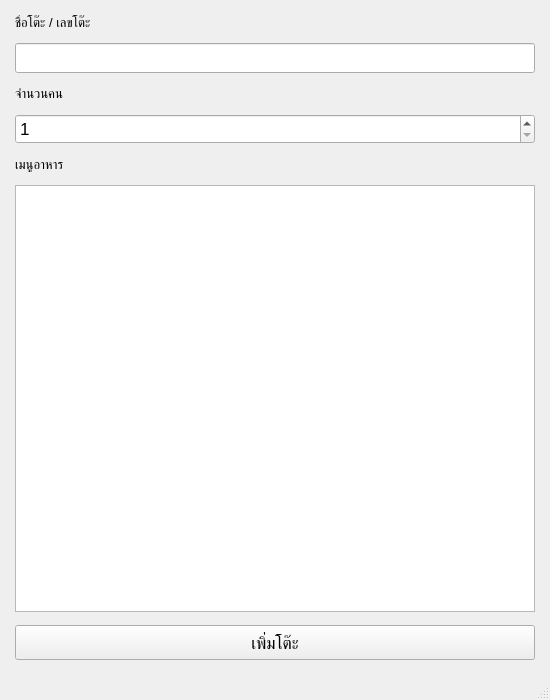
kantee2540/RestaurantManage, file addtable.ui: the form before one commit.
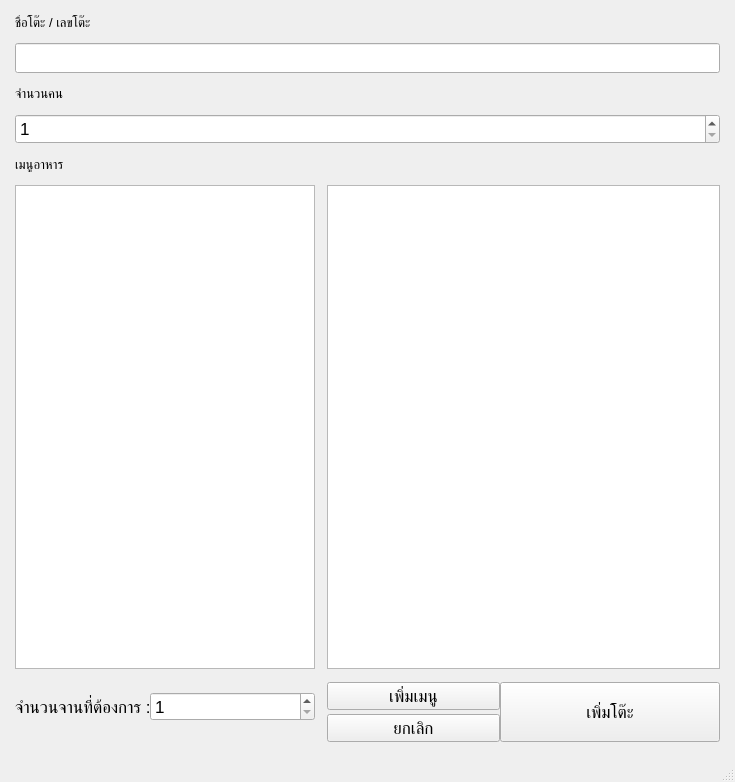
The form after the commit.

Commit message: Add food menu feature

What changed in the file:
```diff
--- a/addtable.ui
+++ b/addtable.ui
@@ -6,20 +6,20 @@
    <rect>
     <x>0</x>
     <y>0</y>
-    <width>550</width>
-    <height>700</height>
+    <width>735</width>
+    <height>782</height>
    </rect>
   </property>
   <property name="minimumSize">
    <size>
-    <width>550</width>
-    <height>700</height>
+    <width>735</width>
+    <height>782</height>
    </size>
   </property>
   <property name="maximumSize">
    <size>
-    <width>550</width>
-    <height>700</height>
+    <width>735</width>
+    <height>782</height>
    </size>
   </property>
   <property name="font">
@@ -47,6 +47,49 @@
     <property name="verticalSpacing">
      <number>13</number>
     </property>
+    <item row="8" column="2" rowspan="2">
+     <layout class="QGridLayout" name="gridLayout_2">
+      <item row="2" column="1">
+       <widget class="QPushButton" name="cancel_button">
+        <property name="maximumSize">
+         <size>
+          <width>173</width>
+          <height>29</height>
+         </size>
+        </property>
+        <property name="text">
+         <string>ยกเลิก</string>
+        </property>
+       </widget>
+      </item>
+      <item row="0" column="1">
+       <widget class="QPushButton" name="add_menu_button">
+        <property name="maximumSize">
+         <size>
+          <width>173</width>
+          <height>29</height>
+         </size>
+        </property>
+        <property name="text">
+         <string>เพิ่มเมนู</string>
+        </property>
+       </widget>
+      </item>
+      <item row="0" column="2" rowspan="3">
+       <widget class="QPushButton" name="add_table_button">
+        <property name="minimumSize">
+         <size>
+          <width>0</width>
+          <height>60</height>
+         </size>
+        </property>
+        <property name="text">
+         <string>เพิ่มโต๊ะ</string>
+        </property>
+       </widget>
+      </item>
+     </layout>
+    </item>
     <item row="0" column="0">
      <widget class="QLabel" name="label">
       <property name="font">
@@ -59,7 +102,7 @@
       </property>
      </widget>
     </item>
-    <item row="1" column="0" colspan="2">
+    <item row="1" column="0" colspan="3">
      <widget class="QLineEdit" name="table_name_lineedit">
       <property name="minimumSize">
        <size>
@@ -95,7 +138,26 @@
       </property>
      </widget>
     </item>
-    <item row="3" column="0" colspan="2">
+    <item row="5" column="2">
+     <widget class="QTableView" name="result_table"/>
+    </item>
+    <item row="5" column="0">
+     <widget class="QTableView" name="menu_table">
+      <property name="minimumSize">
+       <size>
+        <width>250</width>
+        <height>0</height>
+       </size>
+      </property>
+      <property name="maximumSize">
+       <size>
+        <width>300</width>
+        <height>16777215</height>
+       </size>
+      </property>
+     </widget>
+    </item>
+    <item row="3" column="0" colspan="3">
      <widget class="QSpinBox" name="person_spinBox">
       <property name="minimumSize">
        <size>
@@ -129,27 +191,29 @@
       </property>
      </widget>
     </item>
-    <item row="5" column="0" colspan="2">
-     <widget class="QTableView" name="menu_table"/>
-    </item>
-    <item row="6" column="0" colspan="2">
-     <widget class="QPushButton" name="add_table_button">
-      <property name="minimumSize">
-       <size>
-        <width>0</width>
-        <height>35</height>
-       </size>
+    <item row="8" column="0">
+     <layout class="QFormLayout" name="formLayout">
+      <property name="topMargin">
+       <number>10</number>
       </property>
-      <property name="maximumSize">
-       <size>
-        <width>16777215</width>
-        <height>35</height>
-       </size>
-      </property>
-      <property name="text">
-       <string>เพิ่มโต๊ะ</string>
-      </property>
-     </widget>
+      <item row="0" column="0">
+       <widget class="QLabel" name="label_4">
+        <property name="text">
+         <string>จำนวนจานที่ต้องการ :</string>
+        </property>
+       </widget>
+      </item>
+      <item row="0" column="1">
+       <widget class="QSpinBox" name="quantity_spinBox">
+        <property name="locale">
+         <locale language="English" country="UnitedStates"/>
+        </property>
+        <property name="minimum">
+         <number>1</number>
+        </property>
+       </widget>
+      </item>
+     </layout>
     </item>
    </layout>
   </widget>
```
Left out of the diff: 14 changed lines with no effect on the pictures. The commit also changes 7 other files.
